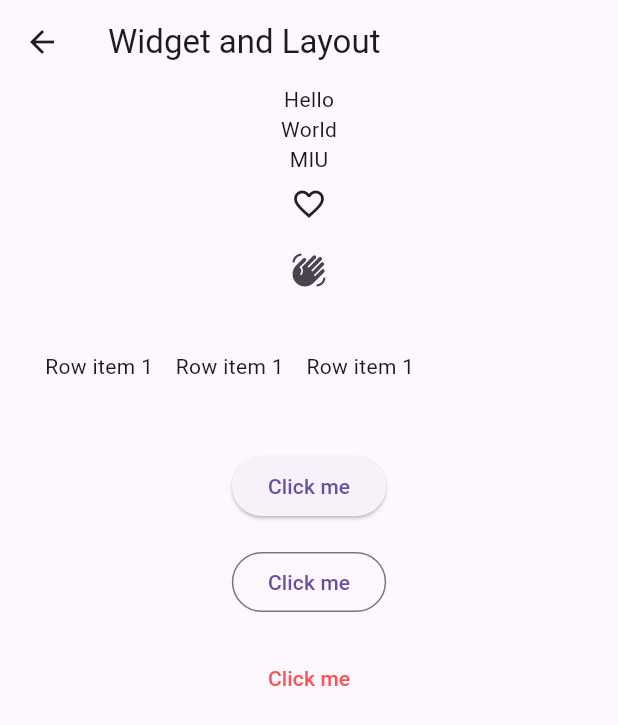
After one commit to GadielPugh/flutter_demo, a Flutter app: the screen it shows after launch, after a tap on "2. Widgets and layout", on a phone screen of 412 x 824 dp. The commit adds this screen. Shown: the top 725 px of the screen. Run offline on Flutter 3.47's test engine with Material 3 defaults, Android fonts, the phone set to English and light mode, and no system bars.

Commit message:
Class 02/12
Learned about Widgets

```diff
--- a/lib/main.dart
+++ b/lib/main.dart
@@ -1,5 +1,5 @@
 import 'package:flutter/material.dart';
-// Import the second file so we can navigate to it
+import 'package:flutter_demo/widgets_layout_demo.dart';
 import 'dart_demo_screen.dart';
 
 void main() {
@@ -35,12 +35,21 @@ class HomeScreen extends StatelessWidget {
           // The single list item requested
           ListTile(
             title: const Text("1. Dart Demo"),
-            leading: const Icon(Icons.code), // Optional: adds a little icon
+            leading: const Icon(Icons.code),
             onTap: () {
-              // Navigate to the new screen defined in the other file
               Navigator.push(
                 context,
                 MaterialPageRoute(builder: (context) => const DartDemoScreen()),
+              );
+            },
+          ),
+          ListTile(
+            title: const Text("2. Widgets and layout"),
+            leading: const Icon(Icons.screen_share),
+            onTap: () {
+              Navigator.push(
+                context,
+                MaterialPageRoute(builder: (context) => const WidgetsLayoutDemo()),
               );
             },
           ),
--- /dev/null
+++ b/lib/widgets_layout_demo.dart
@@ -0,0 +1,67 @@
+import 'package:flutter/material.dart';
+
+class WidgetsLayoutDemo extends StatelessWidget {
+  const WidgetsLayoutDemo({super.key});
+
+  @override
+  Widget build(BuildContext context) {
+    return Scaffold(
+      appBar: AppBar(title: Text('Widget and Layout')),
+      body: SingleChildScrollView(
+        child: Center(
+          child: Column(
+            children: [
+              Text('Hello'),
+              Text('World'),
+              Text("MIU"),
+              Padding(
+                padding: const EdgeInsets.all(8.0),
+                child: Icon(Icons.favorite_border),
+              ),
+              IconButton(
+                onPressed: () {
+                  print('Hello');
+                },
+                icon: Icon(Icons.waving_hand),
+              ),
+
+
+              Padding(
+                padding: const EdgeInsets.all(30.0),
+                child: Row(
+                  children: [
+                        //SizedBox(width: 15),
+                    Text('Row item 1'),
+                        SizedBox(width: 15),
+                    Text('Row item 1'),
+                        SizedBox(width: 15),
+                    Text('Row item 1'),
+
+                  ],
+                ),
+              ),
+
+                  SizedBox(height: 16),
+
+              ElevatedButton(onPressed: (){
+                print('Elevated button was clicked');
+              }, child: Text("Click me")),
+
+                 SizedBox(height: 16),
+
+              OutlinedButton(onPressed: (){
+                print('Outline button was clicked');
+              }, child: Text("Click me")),
+
+                 SizedBox(height: 16),
+
+              TextButton(onPressed: (){
+                print('Text button was clicked');
+              }, child: Text("Click me", style: TextStyle(color: Colors.redAccent),)),
+            ],
+          ),
+        ),
+      ),
+    );
+  }
+}
```
